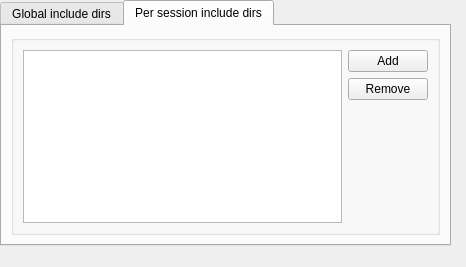
The window that src/configuration.ui (zaufi/kate-cpp-helper-plugin) describes before a commit, drawn with Qt 5.
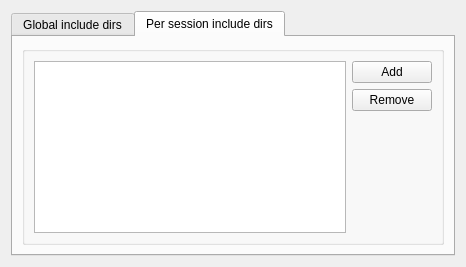
The same window after the commit. Custom widgets are drawn as their Qt base class.

Commit message: fix configuration panel

```diff
--- a/src/configuration.ui
+++ b/src/configuration.ui
@@ -13,15 +13,9 @@
   <property name="windowTitle">
    <string>Form</string>
   </property>
+  <layout class="QHBoxLayout" name="horizontalLayout_2">
+   <item>
   <widget class="KTabWidget" name="ktabwidget">
-   <property name="geometry">
-    <rect>
-     <x>0</x>
-     <y>0</y>
-     <width>451</width>
-     <height>246</height>
-    </rect>
-   </property>
    <property name="currentIndex">
     <number>1</number>
    </property>
@@ -146,6 +140,8 @@
     </layout>
    </widget>
   </widget>
+   </item>
+  </layout>
  </widget>
  <customwidgets>
   <customwidget>
```
Left out of the diff: 4 changed lines with no effect on the pictures. Lines whose indentation alone changed are shown as unchanged.
